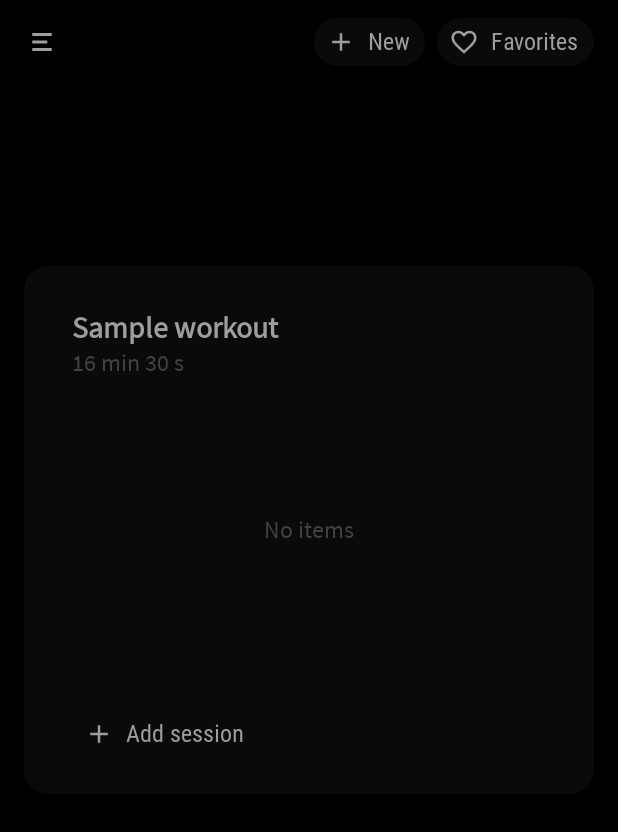
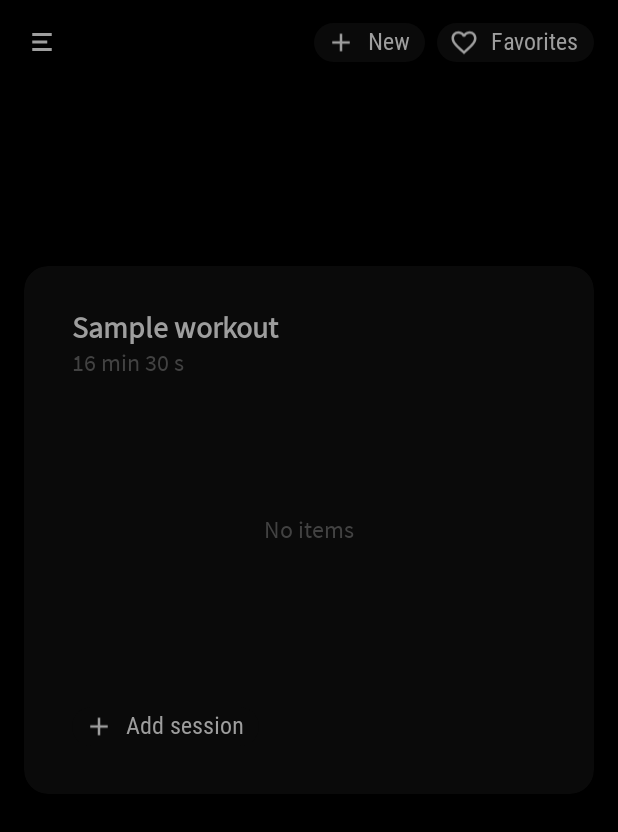
Before and after one commit to adrcotfas/goodtime-training, an Android app: the CustomWorkoutFragment screen opened through its navigation route, on a phone screen of 412 x 824 dp. Shown: the top 832 px of the screen. Run offline under Robolectric (Android 15) with nearby library versions, the phone set to English and light mode, and no system bars; our stand-ins replace EventBus, data binding, navigation-ui; libraries missing offline, so code that uses them is left out: org.kodein.di; 17 statements that could not run were skipped.

Commit message:
Chips: refactoring

```diff
--- a/app/src/main/java/goodtime/training/wod/timer/ui/main/custom/CustomWorkoutAdapter.kt
+++ b/app/src/main/java/goodtime/training/wod/timer/ui/main/custom/CustomWorkoutAdapter.kt
@@ -95,6 +95,7 @@ class CustomWorkoutAdapter(
         val sessionChip: Chip = view.findViewById(R.id.session_chip)
 
         fun bind(session: SessionSkeleton) {
+            sessionChip.isCloseIconVisible = false
             if (session.type == SessionType.REST) {
                 sessionChip.setTextColor(ResourcesHelper.red)
                 sessionChip.chipBackgroundColor = ColorStateList.valueOf(ResourcesHelper.darkRed)
--- a/app/src/main/java/goodtime/training/wod/timer/ui/main/custom/CustomWorkoutFragment.kt
+++ b/app/src/main/java/goodtime/training/wod/timer/ui/main/custom/CustomWorkoutFragment.kt
@@ -54,7 +54,7 @@ class CustomWorkoutFragment:
 
         initCurrentWorkout()
 
-        binding.saveButton.setOnClickListener{
+        binding.saveButton.root.setOnClickListener{
             if (parentFragmentManager.findFragmentByTag("SaveCustomWorkoutDialog") == null) {
                 SaveCustomWorkoutDialog.newInstance(viewModel.currentWorkout.name, this, isFresh)
                         .show(parentFragmentManager, "SaveCustomWorkoutDialog")
@@ -64,7 +64,7 @@ class CustomWorkoutFragment:
         if (viewModel.hasUnsavedSession) {
             setSaveButtonVisibility(true)
         }
-        binding.addSessionButton.setOnClickListener {
+        binding.addSessionButton.root.setOnClickListener {
             if (parentFragmentManager.findFragmentByTag("AddEditSessionDialog") == null) {
                 AddEditSessionDialog.newInstance(this).show(parentFragmentManager, "AddEditSessionDialog")
             }
@@ -146,7 +146,7 @@ class CustomWorkoutFragment:
     private fun toggleEmptyState(visible: Boolean) {
         if (visible) {
             binding.emptyState.isVisible = true
-            binding.saveButton.isVisible = false
+            binding.saveButton.root.isVisible = false
             binding.totalTime.isVisible = false
             binding.title.text = "New workout"
             viewModel.currentWorkout.name = "New workout"
@@ -245,7 +245,7 @@ class CustomWorkoutFragment:
 
     @SuppressLint("SetTextI18n")
     private fun setSaveButtonVisibility(visible: Boolean) {
-        binding.saveButton.isVisible = visible
+        binding.saveButton.root.isVisible = visible
         binding.title.setTextColor(if (visible) ResourcesHelper.grey800 else ResourcesHelper.grey500)
     }
 
--- a/app/src/main/res/layout/button_view.xml
+++ b/app/src/main/res/layout/button_view.xml
@@ -1,6 +1,7 @@
 <?xml version="1.0" encoding="utf-8"?>
 <layout xmlns:android="http://schemas.android.com/apk/res/android"
-    xmlns:app="http://schemas.android.com/apk/res-auto">
+    xmlns:app="http://schemas.android.com/apk/res-auto"
+    xmlns:tools="http://schemas.android.com/tools">
 
     <data>
         <variable name="title" type="String" />
@@ -8,13 +9,14 @@
     </data>
 
     <com.google.android.material.chip.Chip
+        tools:text="sample"
         android:id="@+id/root"
+        android:layout_height="42sp"
         android:layout_width="wrap_content"
         android:text="@{title}"
         app:chipStartPadding="4dp"
         app:chipEndPadding="4dp"
-        app:chipMinTouchTargetSize="24dp"
         app:chipIcon="@{drawable}"
-        style="@style/FavoritesChipStyleSmaller.Grey">
+        style="@style/ChipButton">
     </com.google.android.material.chip.Chip>
 </layout>
--- /dev/null
+++ b/app/src/main/res/layout/chip_choice.xml
@@ -0,0 +1,4 @@
+<com.google.android.material.chip.Chip xmlns:android="http://schemas.android.com/apk/res/android"
+    style="@style/ChoiceChip.Medium"
+    android:layout_width="wrap_content"
+    android:layout_height="wrap_content" />
--- /dev/null
+++ b/app/src/main/res/layout/chip_choice_small.xml
@@ -0,0 +1,4 @@
+<com.google.android.material.chip.Chip xmlns:android="http://schemas.android.com/apk/res/android"
+    style="@style/ChoiceChip"
+    android:layout_width="wrap_content"
+    android:layout_height="42dp" />
--- /dev/null
+++ b/app/src/main/res/layout/chip_entry.xml
@@ -0,0 +1,6 @@
+<com.google.android.material.chip.Chip xmlns:android="http://schemas.android.com/apk/res/android"
+    xmlns:tools="http://schemas.android.com/tools"
+    style="@style/ChipEntryGreen"
+    android:layout_width="wrap_content"
+    android:layout_height="wrap_content"
+    tools:text="AMRAP 25 min" />
--- a/app/src/main/res/layout/content_main.xml
+++ b/app/src/main/res/layout/content_main.xml
@@ -1,6 +1,5 @@
 <?xml version="1.0" encoding="utf-8"?>
-<layout
-    xmlns:android="http://schemas.android.com/apk/res/android"
+<layout xmlns:android="http://schemas.android.com/apk/res/android"
     xmlns:app="http://schemas.android.com/apk/res-auto">
     <androidx.constraintlayout.widget.ConstraintLayout
         android:id="@+id/main_layout"
@@ -15,93 +14,93 @@
             android:layout_width="match_parent"
             android:layout_height="0dp"
             app:defaultNavHost="true"
-            app:navGraph="@navigation/mobile_navigation"
+            app:layout_constraintBottom_toTopOf="@id/bottom_navigation_view"
             app:layout_constraintTop_toBottomOf="@+id/toolbar"
-            app:layout_constraintBottom_toTopOf="@id/bottom_navigation_view"/>
+            app:navGraph="@navigation/mobile_navigation" />
 
         <com.google.android.material.appbar.MaterialToolbar
             android:id="@+id/toolbar"
             android:layout_width="match_parent"
             android:layout_height="?attr/actionBarSize"
+            android:background="@android:color/black"
             app:layout_constraintTop_toTopOf="parent"
-            android:background="@android:color/black"
             app:navigationIcon="@drawable/ic_menu_open"
             app:popupTheme="@style/Theme.PopupOverlay" />
 
         <include
             android:id="@+id/button_filter"
+            layout="@layout/button_view"
             android:layout_width="wrap_content"
-            android:layout_height="wrap_content"
+            android:layout_height="42sp"
+            android:layout_marginEnd="8dp"
+            app:drawable="@{@drawable/ic_filter}"
+            app:layout_constraintBottom_toBottomOf="@id/toolbar"
             app:layout_constraintEnd_toStartOf="@id/button_add_session"
             app:layout_constraintTop_toTopOf="@id/toolbar"
-            app:layout_constraintBottom_toBottomOf="@id/toolbar"
-            android:layout_marginEnd="8dp"
-            app:title="@{@string/filter}"
-            app:drawable="@{@drawable/ic_filter}"
-            layout="@layout/button_view"/>
+            app:title="@{@string/filter}" />
 
         <include
             android:id="@+id/button_add_session"
+            layout="@layout/button_view"
             android:layout_width="wrap_content"
-            android:layout_height="wrap_content"
+            android:layout_height="42sp"
+            android:layout_marginEnd="16dp"
+            app:drawable="@{@drawable/ic_add}"
+            app:layout_constraintBottom_toBottomOf="@id/toolbar"
             app:layout_constraintEnd_toEndOf="parent"
             app:layout_constraintTop_toTopOf="@id/toolbar"
-            app:layout_constraintBottom_toBottomOf="@id/toolbar"
-            android:layout_marginEnd="16dp"
-            app:title="@{`Add`}"
-            app:drawable="@{@drawable/ic_add}"
-            layout="@layout/button_view"/>
+            app:title="@{`Add`}" />
 
         <include
             android:id="@+id/button_favorites"
+            layout="@layout/button_view"
             android:layout_width="wrap_content"
-            android:layout_height="wrap_content"
+            android:layout_height="42sp"
+            android:layout_marginEnd="16dp"
+            app:drawable="@{@drawable/ic_heart_outline}"
+            app:layout_constraintBottom_toBottomOf="@id/toolbar"
             app:layout_constraintEnd_toEndOf="parent"
             app:layout_constraintTop_toTopOf="@id/toolbar"
-            app:layout_constraintBottom_toBottomOf="@id/toolbar"
-            android:layout_marginEnd="16dp"
-            app:title="@{`Favorites`}"
-            app:drawable="@{@drawable/ic_heart_outline}"
-            layout="@layout/button_view"/>
+            app:title="@{`Favorites`}" />
 
         <include
             android:id="@+id/button_new"
+            layout="@layout/button_view"
             android:layout_width="wrap_content"
-            android:layout_height="wrap_content"
+            android:layout_height="42sp"
+            android:layout_marginEnd="8dp"
+            app:drawable="@{@drawable/ic_add}"
+            app:layout_constraintBottom_toBottomOf="@id/toolbar"
             app:layout_constraintEnd_toStartOf="@id/button_favorites"
             app:layout_constraintTop_toTopOf="@id/toolbar"
-            app:layout_constraintBottom_toBottomOf="@id/toolbar"
-            android:layout_marginEnd="8dp"
-            app:title="@{`New`}"
-            app:drawable="@{@drawable/ic_add}"
-            layout="@layout/button_view"/>
+            app:title="@{`New`}" />
 
         <com.google.android.material.floatingactionbutton.FloatingActionButton
             android:id="@+id/start_button"
             android:layout_width="wrap_content"
             android:layout_height="wrap_content"
+            android:layout_marginBottom="80dp"
+            android:contentDescription="Start "
+            app:backgroundTint="@color/green_goodtime_darker"
+            app:borderWidth="0dp"
+            app:fabCustomSize="70dp"
+            app:layout_constraintBottom_toBottomOf="parent"
+            app:layout_constraintEnd_toEndOf="parent"
+            app:layout_constraintStart_toStartOf="parent"
+            app:maxImageSize="36dp"
             app:srcCompat="@drawable/ic_run"
-            app:tint="@color/green_goodtime"
-            app:backgroundTint="@color/green_goodtime_darker"
-            app:fabCustomSize="70dp"
-            app:maxImageSize="36dp"
-            app:borderWidth="0dp"
-            android:layout_marginBottom="80dp"
-            app:layout_constraintBottom_toBottomOf="parent"
-            app:layout_constraintStart_toStartOf="parent"
-            app:layout_constraintEnd_toEndOf="parent"
-            android:contentDescription="Start " />
+            app:tint="@color/green_goodtime" />
 
         <com.google.android.material.bottomnavigation.BottomNavigationView
             android:id="@+id/bottom_navigation_view"
+            style="@style/WorkoutBottomAppBarStyle"
             android:layout_width="match_parent"
             android:layout_height="wrap_content"
-            app:menu="@menu/menu_main_bottom"
+            android:visibility="gone"
             app:itemRippleColor="@color/green_goodtime_darker"
+            app:labelVisibilityMode="labeled"
             app:layout_constraintBottom_toBottomOf="parent"
-            android:visibility="gone"
-            app:labelVisibilityMode="labeled"
-            style="@style/WorkoutBottomAppBarStyle"/>
+            app:menu="@menu/menu_main_bottom" />
 
     </androidx.constraintlayout.widget.ConstraintLayout>
 </layout>
--- a/app/src/main/res/layout/dialog_select_favorite.xml
+++ b/app/src/main/res/layout/dialog_select_favorite.xml
@@ -54,7 +54,7 @@
                     android:layout_height="wrap_content"
                     app:layout_constraintTop_toBottomOf="@id/custom_session_description"
                     app:layout_constraintStart_toStartOf="parent"
-                    style="@style/FavoritesChipStyle.Grey"/>
+                    style="@style/ChipEntryGrey"/>
 
             </androidx.constraintlayout.widget.ConstraintLayout>
 
--- a/app/src/main/res/layout/fragment_custom.xml
+++ b/app/src/main/res/layout/fragment_custom.xml
@@ -1,10 +1,11 @@
 <?xml version="1.0" encoding="utf-8"?>
-<androidx.constraintlayout.widget.ConstraintLayout
-    xmlns:android="http://schemas.android.com/apk/res/android"
-    android:layout_width="match_parent"
-    android:layout_height="match_parent"
+<layout xmlns:android="http://schemas.android.com/apk/res/android"
     xmlns:app="http://schemas.android.com/apk/res-auto"
     xmlns:tools="http://schemas.android.com/tools">
+
+    <androidx.constraintlayout.widget.ConstraintLayout
+        android:layout_width="match_parent"
+        android:layout_height="match_parent">
 
         <androidx.cardview.widget.CardView
             android:id="@+id/card_container"
@@ -71,55 +72,51 @@
                     app:layout_constraintEnd_toEndOf="parent"
                     app:layout_constraintHeight_max="212dp"
                     app:layout_constraintStart_toStartOf="parent"
-                app:layout_constraintTop_toBottomOf="@id/header"/>
+                    app:layout_constraintTop_toBottomOf="@id/header" />
 
                 <TextView
                     android:id="@+id/empty_state"
                     android:layout_width="wrap_content"
                     android:layout_height="wrap_content"
+                    android:text="No items"
                     android:textColor="@color/grey800"
                     android:textSize="16dp"
+                    app:layout_constraintBottom_toBottomOf="parent"
                     app:layout_constraintEnd_toEndOf="parent"
                     app:layout_constraintStart_toStartOf="parent"
-                app:layout_constraintTop_toTopOf="parent"
-                app:layout_constraintBottom_toBottomOf="parent"
-                android:text="No items"/>
+                    app:layout_constraintTop_toTopOf="parent" />
 
-            <com.google.android.material.chip.Chip
+                <include
                     android:id="@+id/add_session_button"
+                    layout="@layout/button_view"
                     android:layout_width="wrap_content"
-                android:layout_height="wrap_content"
-                android:text="Add session"
-                app:chipIcon="@drawable/ic_add"
+                    android:layout_height="42sp"
                     android:layout_marginHorizontal="8dp"
                     android:paddingEnd="12dp"
-                app:chipMinTouchTargetSize="24dp"
+                    app:drawable="@{@drawable/ic_add}"
                     app:layout_constraintBottom_toBottomOf="parent"
                     app:layout_constraintStart_toStartOf="parent"
                     app:layout_constraintVertical_bias="1.0"
-                style="@style/FavoritesChipStyleSmaller.Grey">
-            </com.google.android.material.chip.Chip>
+                    app:title="@{`Add session`}" />
 
-            <com.google.android.material.chip.Chip
+                <include
                     android:id="@+id/save_button"
+                    layout="@layout/button_view"
+                    android:layout_width="wrap_content"
+                    android:layout_height="42sp"
+                    android:layout_marginHorizontal="8dp"
                     android:layout_marginTop="4dp"
                     android:layout_marginEnd="8dp"
-                android:layout_width="wrap_content"
-                android:layout_height="wrap_content"
+                    android:visibility="gone"
+                    app:drawable="@{@drawable/ic_done}"
+                    app:layout_constraintBottom_toBottomOf="parent"
                     app:layout_constraintEnd_toEndOf="parent"
                     app:layout_constraintHorizontal_chainStyle="spread"
-                app:layout_constraintBottom_toBottomOf="parent"
-                android:text="Save"
-                app:chipMinTouchTargetSize="24dp"
-                app:chipIcon="@drawable/ic_done"
-                android:layout_marginHorizontal="8dp"
-                android:visibility="gone"
-                tools:visibility="visible"
-                style="@style/FavoritesChipStyleSmaller.Grey">
-            </com.google.android.material.chip.Chip>
-
+                    app:title="@{`Save`}"
+                    tools:visibility="visible" />
 
             </androidx.constraintlayout.widget.ConstraintLayout>
         </androidx.cardview.widget.CardView>
 
     </androidx.constraintlayout.widget.ConstraintLayout>
+</layout>
--- a/app/src/main/res/values/styles.xml
+++ b/app/src/main/res/values/styles.xml
@@ -64,53 +64,6 @@
 
     <style name="BottomAppBar" parent="Widget.MaterialComponents.BottomAppBar">
         <item name="elevation">0dp</item>
-    </style>
-
-    <!--    Favorites-->
-    <style name="FavoritesChipStyle.Green" parent="Widget.MaterialComponents.Chip.Entry">
-        <item name="android:textAppearance">@style/FavoritesTextStyle</item>
-        <item name="android:textColor">@color/green_goodtime</item>
-        <item name="chipBackgroundColor">@color/green_goodtime_dark</item>
-        <item name="closeIconTint">@color/transparent_dark</item>
-    </style>
-
-    <style name="FavoritesChipStyle.Grey" parent="Widget.MaterialComponents.Chip.Action">
-        <item name="android:textAppearance">@style/FavoritesTextStyle</item>
-        <item name="android:textColor">@color/grey200</item>
-        <item name="chipBackgroundColor">@color/grey800</item>
-        <item name="closeIconVisible">false</item>
-    </style>
-
-    <style name="FavoritesChipStyleSmaller" parent="Widget.MaterialComponents.Chip.Action">
-        <item name="android:textAppearance">@style/FavoritesTextStyleSmaller</item>
-        <item name="android:layout_height">42sp</item>
-        <item name="chipIconSize">20sp</item>
-        <item name="iconStartPadding">4dp</item>
-        <item name="iconEndPadding">0dp</item>
-        <item name="chipCornerRadius">64dp</item>
-    </style>
-
-    <style name="FavoritesChipStyleSmaller.Green">
-        <item name="android:textColor">@color/green_goodtime</item>
-        <item name="chipBackgroundColor">@color/green_goodtime_dark</item>
-    </style>
-
-    <style name="FavoritesChipStyleSmaller.Grey">
-        <item name="android:textColor">@color/grey500</item>
-        <item name="chipIconTint">@color/grey500</item>
-        <item name="chipBackgroundColor">@color/grey1200</item>
-    </style>
-
-    <style name="FavoritesTextStyle">
-        <item name="android:textSize">20sp</item>
-        <item name="fontFamily">@font/roboto_condensed</item>
-        <item name="android:fontFamily">@font/roboto_condensed</item>
-    </style>
-
-    <style name="FavoritesTextStyleSmaller">
-        <item name="android:textSize">16sp</item>
-        <item name="fontFamily">@font/roboto_condensed</item>
-        <item name="android:fontFamily">@font/roboto_condensed</item>
     </style>
 
     <style name="WorkoutTimerTextStyle">
--- a/app/src/main/res/values/themes.xml
+++ b/app/src/main/res/values/themes.xml
@@ -12,7 +12,6 @@
 
         <item name="fontFamily">@font/app_font</item>
         <item name="elevationOverlayEnabled">false</item>
-        <item name="chipStyle">@style/FavoritesChipStyle.Green</item>
         <item name="bottomAppBarStyle">@style/BottomAppBar</item>
         <item name="materialAlertDialogTheme">@style/ThemeOverlay.MaterialAlertDialog</item>
         <item name="materialButtonStyle">@style/Widget.App.Button</item>
```
Also changed, not shown: app/src/main/java/goodtime/training/wod/timer/ui/main/SelectFavoriteDialog.kt (+5 -3 lines), app/src/main/java/goodtime/training/wod/timer/ui/main/custom/AddEditSessionDialog.kt (+17 -19 lines), app/src/main/java/goodtime/training/wod/timer/ui/main/custom/SelectCustomWorkoutDialog.kt (+5 -3 lines), app/src/main/java/goodtime/training/wod/timer/ui/stats/FilterDialog.kt (+8 -4 lines), app/src/main/res/layout/choice_chip.xml (deleted, +0 -8 lines), app/src/main/res/layout/row_custom_workout_session.xml (+16 -16 lines), app/src/main/res/layout/section_add_edit_session.xml (+7 -26 lines), app/src/main/res/values/styles_chips.xml (added, +84 -0 lines). Lines whose indentation alone changed are shown as unchanged.
